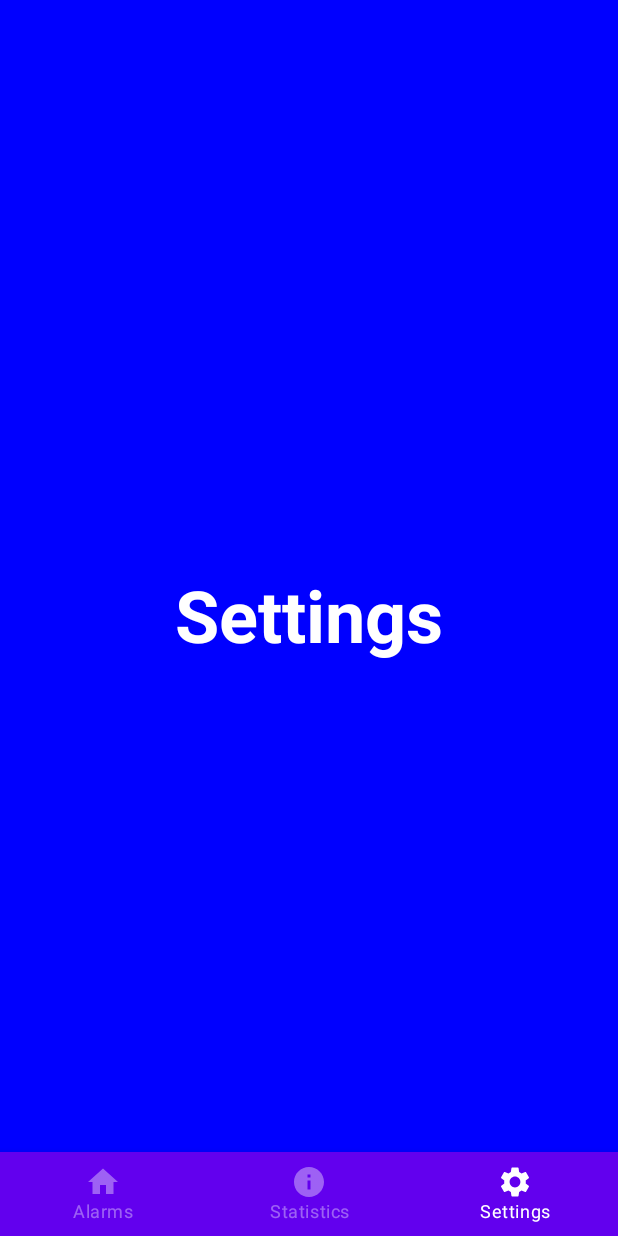
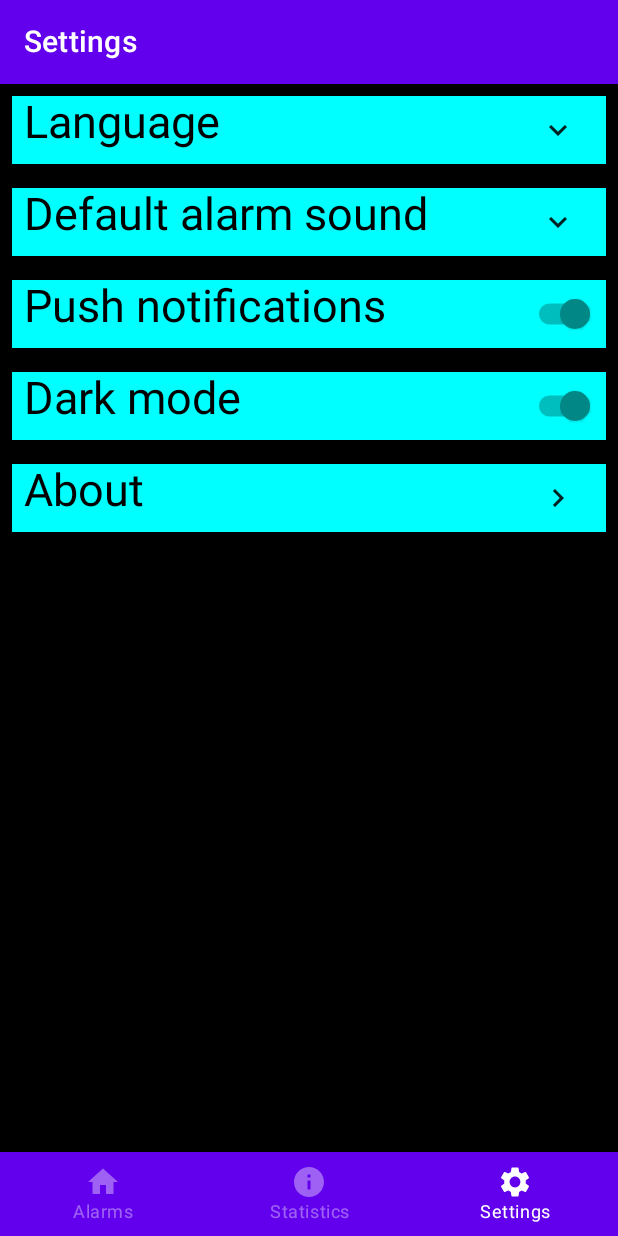
Before and after one commit to sebastianKrajnak/WAKE_app, an Android app built with Jetpack Compose: the screen it shows after launch (MainActivity), item 3 of the bottom bar chosen, on a phone screen of 412 x 824 dp. Run offline under Robolectric (Android 15) with nearby library versions, the phone set to English and light mode, and no system bars.

Commit message:
added settings page

```diff
--- a/app/src/main/java/com/example/wake_app/data/Alarm.kt
+++ b/app/src/main/java/com/example/wake_app/data/Alarm.kt
@@ -8,9 +8,3 @@ data class Alarm(
     @StringRes val description: Int,
     val active: Boolean = true
 )
-
-val alarms = listOf(
-    Alarm(R.string.alarm_time_1, R.string.alarm_description_1,true),
-    Alarm(R.string.alarm_time_2, R.string.alarm_description_2,false),
-    Alarm(R.string.alarm_time_3, R.string.alarm_description_3,true),
-)
--- /dev/null
+++ b/app/src/main/java/com/example/wake_app/data/DataSource.kt
@@ -0,0 +1,29 @@
+package com.example.wake_app.data
+
+import com.example.wake_app.R
+
+object DataSource {
+
+    val alarms = listOf(
+        Alarm(R.string.alarm_time_1, R.string.alarm_description_1,true),
+        Alarm(R.string.alarm_time_2, R.string.alarm_description_2,false),
+        Alarm(R.string.alarm_time_3, R.string.alarm_description_3,true),
+    )
+
+    val languages = listOf(
+        R.string.language_english,
+        R.string.language_german,
+        R.string.language_spanish,
+        R.string.language_russian,
+        R.string.language_mandarin
+    )
+
+    val alarmSounds = listOf(
+        R.string.alarm_sound1,
+        R.string.alarm_sound2,
+        R.string.alarm_sound3,
+        R.string.alarm_sound4,
+        R.string.alarm_sound5,
+    )
+
+}
--- a/app/src/main/java/com/example/wake_app/screens/Home.kt
+++ b/app/src/main/java/com/example/wake_app/screens/Home.kt
@@ -19,7 +19,7 @@ import androidx.compose.ui.tooling.preview.Preview
 import androidx.compose.ui.unit.dp
 import androidx.compose.ui.unit.sp
 import com.example.wake_app.data.Alarm
-import com.example.wake_app.data.alarms
+import com.example.wake_app.data.DataSource.alarms
 
 val createAlarm = { /* Do something */ }
 
--- a/app/src/main/java/com/example/wake_app/screens/Settings.kt
+++ b/app/src/main/java/com/example/wake_app/screens/Settings.kt
@@ -1,34 +1,172 @@
 package com.example.wake_app.screens
 
+import androidx.annotation.StringRes
 import androidx.compose.foundation.background
-import androidx.compose.foundation.layout.Box
-import androidx.compose.foundation.layout.fillMaxSize
-import androidx.compose.material.MaterialTheme
-import androidx.compose.material.Text
-import androidx.compose.runtime.Composable
+import androidx.compose.foundation.clickable
+import androidx.compose.foundation.layout.*
+import androidx.compose.foundation.lazy.LazyColumn
+import androidx.compose.foundation.lazy.items
+import androidx.compose.material.*
+import androidx.compose.material.icons.Icons
+import androidx.compose.material.icons.filled.Add
+import androidx.compose.material.icons.filled.KeyboardArrowDown
+import androidx.compose.material.icons.filled.KeyboardArrowRight
+import androidx.compose.material.icons.filled.KeyboardArrowUp
+import androidx.compose.runtime.*
 import androidx.compose.ui.Alignment
 import androidx.compose.ui.Modifier
 import androidx.compose.ui.graphics.Color
+import androidx.compose.ui.layout.onGloballyPositioned
+import androidx.compose.ui.platform.LocalDensity
+import androidx.compose.ui.res.stringResource
 import androidx.compose.ui.text.font.FontFamily
 import androidx.compose.ui.text.font.FontWeight
 import androidx.compose.ui.tooling.preview.Preview
+import androidx.compose.ui.unit.sp
+import androidx.compose.ui.unit.toSize
+import androidx.compose.ui.geometry.Size
+import androidx.compose.ui.unit.DpOffset
+import androidx.compose.ui.unit.dp
+import com.example.wake_app.data.DataSource.alarmSounds
+import com.example.wake_app.data.DataSource.languages
 
 @Composable
 fun SettingsScreen() {
-    Box(
-        modifier = Modifier
+    Scaffold(
+        topBar = {
+            TopAppBar(title = { Text("Settings") })
+        },
+        content =  { PageContent() }
+    )
+}
+
+@Composable
+fun PageContent(modifier: Modifier = Modifier) {
+
+    Column(
+        modifier = modifier
             .fillMaxSize()
-            .background(Color.Blue),
-        contentAlignment = Alignment.Center
+            .background(Color.Black),
+    ) {
+        DropdownRow(Text = "Language", DropdownItems = languages)
+        DropdownRow(Text = "Default alarm sound", DropdownItems = alarmSounds)
+        SwitcherRow(Text = "Push notifications")
+        SwitcherRow(Text = "Dark mode")
+        AboutRow(Text = "About")
+    }
+}
+
+@Composable
+fun DropdownRow(Text: String, @StringRes DropdownItems: List<Int>, modifier: Modifier = Modifier) {
+    Row(
+            modifier = modifier
+                .fillMaxWidth()
+                .padding(8.dp)
+                .background(Color.Cyan)
+                .height(45.dp)
+    ) {
+
+        var mExpanded by remember { mutableStateOf(false) }
+
+        var mSelectedText by remember { mutableStateOf("") }
+
+        val icon = if (mExpanded)
+            Icons.Filled.KeyboardArrowUp
+        else
+            Icons.Filled.KeyboardArrowDown
+
+        Text(
+            text = Text,
+            modifier = modifier.padding(start = 8.dp),
+            fontSize = 30.sp,
+            color = Color.Black,
+        )
+        Spacer(
+            modifier
+                .weight(1f)
+                .fillMaxWidth()
+        )
+        Box(modifier = modifier
+            .padding(end = 8.dp)
+        ) {
+            IconButton(onClick = { mExpanded = !mExpanded }) {
+                Icon(icon, "")
+            }
+            DropdownMenu(
+                expanded = mExpanded,
+                onDismissRequest = { mExpanded = false })
+            {
+                DropdownItems.forEach { label ->
+                    DropdownMenuItem(onClick = {
+                        mSelectedText = label.toString()
+                        mExpanded = false
+                    }) {
+                        Text(text = stringResource(label))
+                    }
+                }
+            }
+        }
+    }
+}
+
+@Composable
+fun SwitcherRow(Text: String, modifier: Modifier = Modifier) {
+    val checkedState = remember { mutableStateOf(true) }
+    Row(
+        modifier = modifier
+            .fillMaxWidth()
+            .padding(8.dp)
+            .background(Color.Cyan)
+            .height(45.dp)
     ) {
         Text(
-            text = "Settings",
-            fontSize = MaterialTheme.typography.h3.fontSize,
-            fontWeight = FontWeight.Bold,
-            color = Color.White
+            text = Text,
+            modifier = modifier.padding(start = 8.dp),
+            fontSize = 30.sp,
+            color = Color.Black,
+        )
+        Spacer(
+            modifier
+                .weight(5f)
+                .fillMaxWidth()
+        )
+        Switch(
+            checked = checkedState.value,
+            onCheckedChange = { checkedState.value = it },
+            modifier = modifier.size(55.dp),
         )
     }
 }
+
+@Composable
+fun AboutRow(Text: String, modifier: Modifier = Modifier) {
+    val icon = Icons.Filled.KeyboardArrowRight
+    Row(
+        modifier = modifier
+            .fillMaxWidth()
+            .padding(8.dp)
+            .background(Color.Cyan)
+            .height(45.dp)
+    ) {
+        Text(
+            text = Text,
+            modifier = modifier.padding(start = 8.dp),
+            fontSize = 30.sp,
+            color = Color.Black,
+        )
+        Spacer(
+            modifier
+                .weight(1f)
+                .fillMaxWidth()
+        )
+        IconButton(
+            modifier = modifier.padding(end = 8.dp),
+            onClick = {/* TODO */ }) {
+            Icon(icon, "")
+        }
+    }
+}
+
 
 @Composable
 @Preview
--- a/app/src/main/res/values/strings.xml
+++ b/app/src/main/res/values/strings.xml
@@ -6,4 +6,14 @@
     <string name="alarm_description_1">Wake up</string>
     <string name="alarm_description_2">Have lunch</string>
     <string name="alarm_description_3">Have dinner</string>
+    <string name="language_english">English</string>
+    <string name="language_german">German</string>
+    <string name="language_spanish">Spanish</string>
+    <string name="language_russian">Russian</string>
+    <string name="language_mandarin">Mandarin</string>
+    <string name="alarm_sound1">Basic Bell</string>
+    <string name="alarm_sound2">Lullaby</string>
+    <string name="alarm_sound3">Morning Glory</string>
+    <string name="alarm_sound4">Piano</string>
+    <string name="alarm_sound5">Sparkle</string>
 </resources>
```
